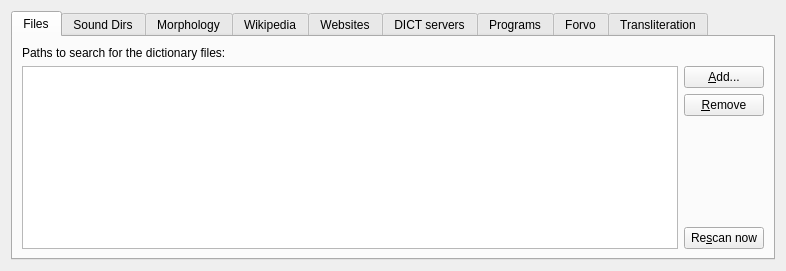
Before: the Qt Designer form sources.ui in goldendict/goldendict, drawn with Qt 5.
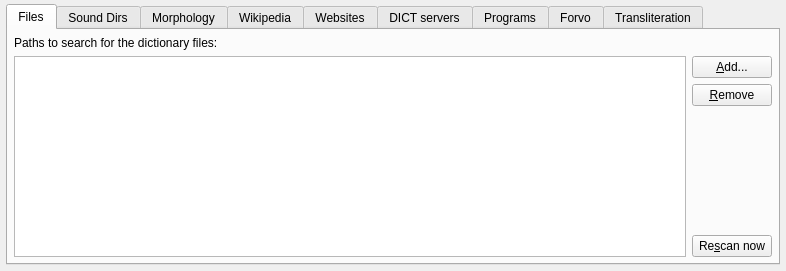
After: the same form once the commit is applied. Icons and pictures are not drawn.

What changed in the file:
```diff
--- a/sources.ui
+++ b/sources.ui
@@ -14,6 +14,18 @@
    <string notr="true">Sources</string>
   </property>
   <layout class="QVBoxLayout" name="verticalLayout_5">
+   <property name="leftMargin">
+    <number>6</number>
+   </property>
+   <property name="topMargin">
+    <number>4</number>
+   </property>
+   <property name="rightMargin">
+    <number>6</number>
+   </property>
+   <property name="bottomMargin">
+    <number>6</number>
+   </property>
    <item>
     <widget class="QTabWidget" name="tabWidget">
      <widget class="QWidget" name="filesTab">
@@ -25,6 +37,18 @@
        <string>Files</string>
       </attribute>
       <layout class="QVBoxLayout" name="verticalLayout_2">
+       <property name="leftMargin">
+        <number>6</number>
+       </property>
+       <property name="topMargin">
+        <number>6</number>
+       </property>
+       <property name="rightMargin">
+        <number>6</number>
+       </property>
+       <property name="bottomMargin">
+        <number>6</number>
+       </property>
        <item>
         <widget class="QLabel" name="label">
          <property name="text">
```
Left out of the diff: 96 changed lines with no effect on the pictures.
